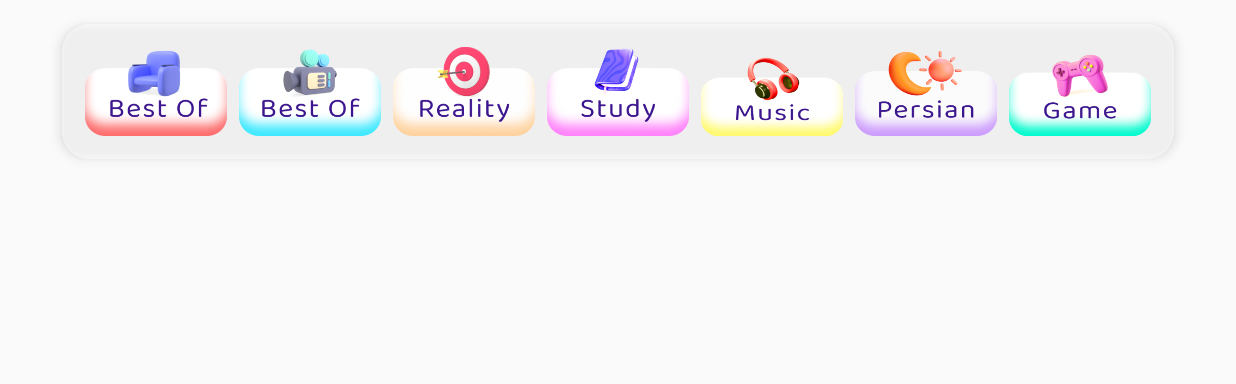
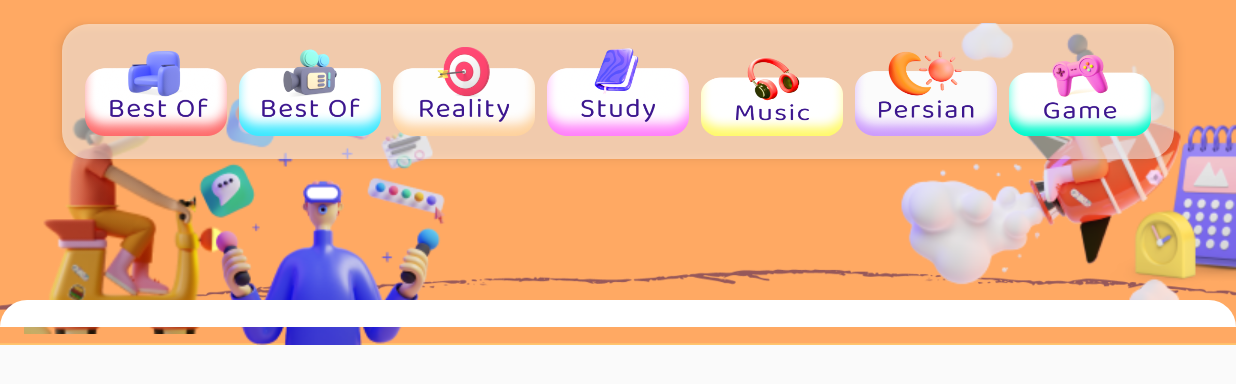
Before and after one commit to Bifekr/popittv, an Android app: the screen it shows after launch (MainActivity), after a tap on an icon or button, on a phone screen of 824 x 412 dp (held sideways). Shown: the top 384 px of the screen. Run offline under Robolectric (Android 15) with nearby library versions, the phone set to English and light mode, and no system bars; our stand-ins replace data binding.

Commit message:
scratch frg1

```diff
--- a/app/src/main/java/ir/popittv/myapplication/ui/FragmentMain1.java
+++ b/app/src/main/java/ir/popittv/myapplication/ui/FragmentMain1.java
@@ -26,9 +26,17 @@ public class FragmentMain1 extends Fragment {
 
 
 
-        binding.btnFrg1.setOnClickListener(V->{
-            Toast.makeText(getContext(), "jhjhj", Toast.LENGTH_SHORT).show();
-        });
+
+
+
+
+
+
+
+
+
+
+
         return view;
     }
 
--- /dev/null
+++ b/app/src/main/res/drawable/back_view.xml
@@ -0,0 +1,9 @@
+<?xml version="1.0" encoding="utf-8"?>
+<shape xmlns:android="http://schemas.android.com/apk/res/android"
+  android:shape="rectangle">
+
+  <solid android:color="@color/white"/>
+  <corners android:topRightRadius="40dp"
+    android:topLeftRadius="40dp"/>
+
+</shape>
--- a/app/src/main/res/layout/fragment_main_1.xml
+++ b/app/src/main/res/layout/fragment_main_1.xml
@@ -1,8 +1,8 @@
 <?xml version="1.0" encoding="utf-8"?>
 
 <layout xmlns:android="http://schemas.android.com/apk/res/android"
-  xmlns:app="http://schemas.android.com/apk/res-auto"
-  xmlns:tools="http://schemas.android.com/tools">
+  xmlns:app="http://schemas.android.com/apk/res-auto">
+
   <ScrollView
     android:layout_width="match_parent"
     android:layout_height="match_parent">
@@ -12,10 +12,77 @@
       android:layout_height="wrap_content"
       >
 
+      <ImageView
+        android:id="@+id/iv_backHeader_frg1"
+        android:layout_width="0dp"
+        android:layout_height="230dp"
+        android:scaleType="centerCrop"
+        android:src="@drawable/iv_header_10"
+        app:layout_constraintEnd_toEndOf="parent"
+        app:layout_constraintStart_toStartOf="parent"
+        app:layout_constraintTop_toTopOf="parent" />
 
+      <ImageView
+        android:id="@+id/iv_header11_frg1"
+        android:layout_width="149dp"
+        android:layout_height="183dp"
+        android:layout_marginStart="16dp"
+        android:src="@drawable/iv_header_11"
+        app:layout_constraintBottom_toBottomOf="@id/iv_backHeader_frg1"
+        app:layout_constraintStart_toStartOf="@id/iv_backHeader_frg1"
+        app:layout_constraintTop_toTopOf="@id/iv_backHeader_frg1"
+        app:layout_constraintVertical_bias="0.9" />
 
+      <ImageView
+        android:layout_width="wrap_content"
+        android:layout_height="wrap_content"
+        android:layout_marginLeft="90dp"
+        android:cropToPadding="true"
+        android:scaleType="center"
+        android:src="@drawable/iv_header_12"
+        app:layout_constraintBottom_toBottomOf="@id/iv_backHeader_frg1"
+        app:layout_constraintStart_toStartOf="@+id/iv_header11_frg1" />
 
+      <ImageView
+        android:layout_width="wrap_content"
+        android:layout_height="wrap_content"
+        android:src="@drawable/iv_header_13"
+        app:layout_constraintBottom_toBottomOf="@id/iv_backHeader_frg1"
+        app:layout_constraintEnd_toEndOf="@id/iv_backHeader_frg1"
+        app:layout_constraintTop_toTopOf="@id/iv_backHeader_frg1" />
 
+      <androidx.constraintlayout.widget.ConstraintLayout
+        android:background="@drawable/back_view"
+        android:id="@+id/cons_content_frg1"
+        android:layout_width="match_parent"
+        android:layout_height="wrap_content"
+        android:layout_marginTop="200dp"
+        app:layout_constraintEnd_toEndOf="parent"
+        app:layout_constraintHorizontal_bias="0.0"
+        app:layout_constraintStart_toStartOf="parent"
+        app:layout_constraintTop_toTopOf="parent">
+
+        <androidx.recyclerview.widget.RecyclerView
+          android:id="@+id/rv1_frg1"
+          android:layout_width="0dp"
+          android:layout_height="wrap_content"
+          app:layout_constraintEnd_toEndOf="parent"
+          app:layout_constraintHorizontal_bias="1"
+          app:layout_constraintStart_toStartOf="parent"
+          app:layout_constraintTop_toTopOf="@id/cons_content_frg1"
+          app:layout_constraintWidth_percent=".80" />
+
+        <androidx.recyclerview.widget.RecyclerView
+          android:layout_width="0dp"
+          android:layout_height="wrap_content"
+          android:layout_marginTop="18dp"
+          app:layout_constraintEnd_toEndOf="parent"
+          app:layout_constraintHorizontal_bias="1"
+          app:layout_constraintStart_toStartOf="parent"
+          app:layout_constraintTop_toBottomOf="@id/rv1_frg1"
+          app:layout_constraintWidth_percent=".80" />
+
+      </androidx.constraintlayout.widget.ConstraintLayout>
 
     </androidx.constraintlayout.widget.ConstraintLayout>
 
--- a/app/src/main/res/values/colors.xml
+++ b/app/src/main/res/values/colors.xml
@@ -10,5 +10,6 @@
 
   <color name="yellow">#ffe22f</color>
 <color name="transparent80">#80ffffff</color>
+<color name="backFrg1">#E34800</color>
 
 </resources>
```
Also changed, not shown: app/src/main/res/drawable/iv_header_10.png (added), app/src/main/res/drawable/iv_header_11.png (added), app/src/main/res/drawable/iv_header_12.png (added), app/src/main/res/drawable/iv_header_13.png (added). Lines whose indentation alone changed are shown as unchanged.
